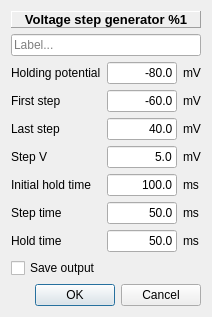
First picture: the form in src/gui/VStepsDlg.ui, repository CompEphys-team/stdpc, before the edit.
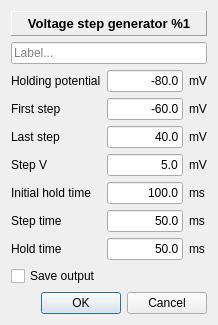
Second picture: the form after the edit.

Commit message: Fixed VStepsDlg window title

The edit to the form file:
```diff
--- a/src/gui/VStepsDlg.ui
+++ b/src/gui/VStepsDlg.ui
@@ -6,8 +6,8 @@
    <rect>
     <x>0</x>
     <y>0</y>
-    <width>212</width>
-    <height>293</height>
+    <width>218</width>
+    <height>325</height>
    </rect>
   </property>
   <property name="windowTitle">
```
Left out of the diff: 2 changed lines with no effect on the pictures.
